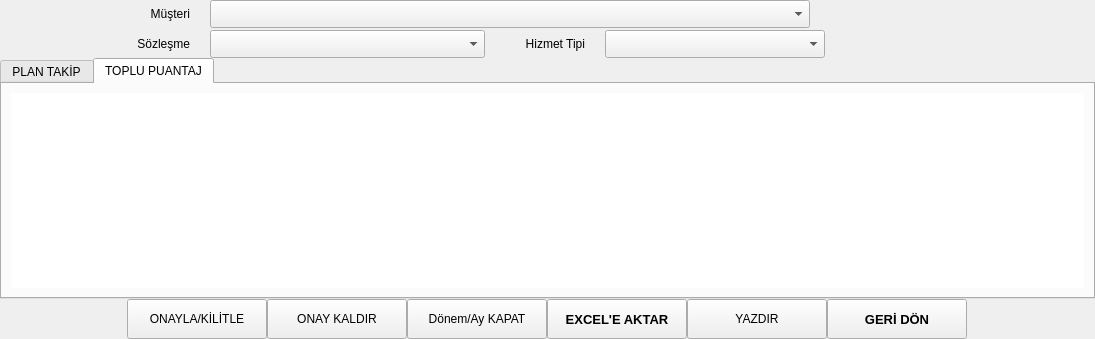
Before: the Qt Designer form ui/ui_files/attendance_window.ui in AyhanErcan70/SATTUP, drawn with Qt 5.
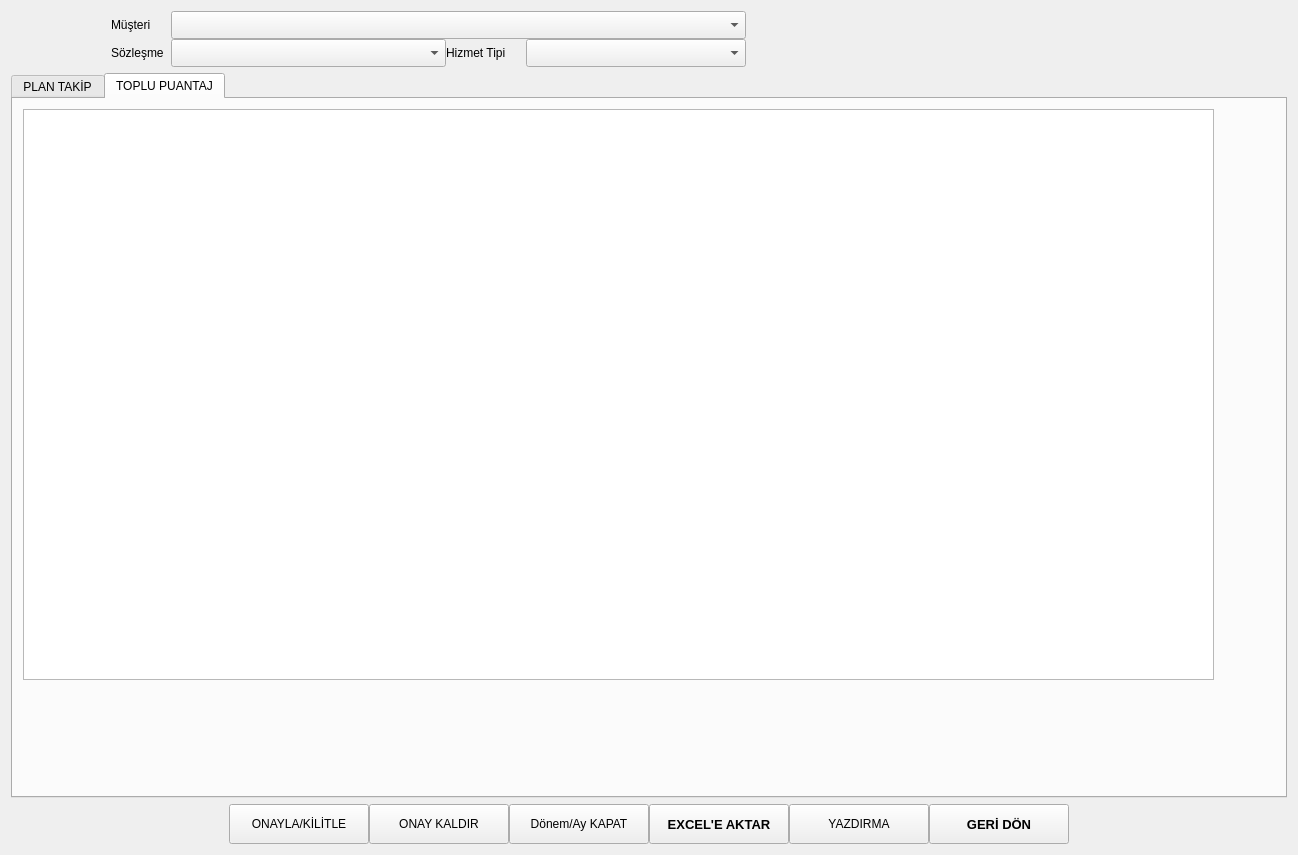
After: the same form once the commit is applied.

The edit to the form file:
```diff
--- a/ui/ui_files/attendance_window.ui
+++ b/ui/ui_files/attendance_window.ui
@@ -6,45 +6,25 @@
    <rect>
     <x>0</x>
     <y>0</y>
-    <width>1091</width>
-    <height>339</height>
+    <width>1298</width>
+    <height>855</height>
    </rect>
   </property>
   <property name="windowTitle">
    <string>Form</string>
   </property>
-  <layout class="QGridLayout" name="gridLayout_8">
-   <property name="leftMargin">
-    <number>0</number>
-   </property>
-   <property name="topMargin">
-    <number>0</number>
-   </property>
-   <property name="rightMargin">
-    <number>0</number>
-   </property>
-   <property name="bottomMargin">
-    <number>0</number>
-   </property>
-   <property name="spacing">
-    <number>0</number>
-   </property>
-   <item row="0" column="0">
-    <layout class="QGridLayout" name="gridLayout_7">
+  <layout class="QGridLayout" name="gridLayout_5">
      <item row="0" column="0">
       <widget class="QFrame" name="top_frame">
        <property name="frameShape">
-        <enum>QFrame::Shape::NoFrame</enum>
-       </property>
-       <property name="frameShadow">
-        <enum>QFrame::Shadow::Plain</enum>
+      <enum>QFrame::NoFrame</enum>
        </property>
        <property name="lineWidth">
         <number>1</number>
        </property>
        <layout class="QGridLayout" name="gridLayout_2">
         <property name="leftMargin">
-         <number>10</number>
+       <number>0</number>
         </property>
         <property name="topMargin">
          <number>0</number>
@@ -59,18 +39,79 @@
          <number>0</number>
         </property>
         <item row="0" column="0">
-         <layout class="QHBoxLayout" name="horizontalLayout" stretch="0,0,0">
-          <property name="spacing">
-           <number>20</number>
-          </property>
-          <item>
            <layout class="QGridLayout" name="gridLayout">
-            <property name="horizontalSpacing">
-             <number>20</number>
-            </property>
-            <property name="verticalSpacing">
-             <number>2</number>
-            </property>
+        <item row="1" column="0">
+         <widget class="QLabel" name="lbl_month">
+          <property name="sizePolicy">
+           <sizepolicy hsizetype="Fixed" vsizetype="Preferred">
+            <horstretch>0</horstretch>
+            <verstretch>0</verstretch>
+           </sizepolicy>
+          </property>
+          <property name="minimumSize">
+           <size>
+            <width>100</width>
+            <height>0</height>
+           </size>
+          </property>
+          <property name="font">
+           <font>
+            <family>Grenada</family>
+            <pointsize>12</pointsize>
+           </font>
+          </property>
+          <property name="text">
+           <string/>
+          </property>
+         </widget>
+        </item>
+        <item row="0" column="1">
+         <widget class="QLabel" name="lbl_musteri">
+          <property name="sizePolicy">
+           <sizepolicy hsizetype="Fixed" vsizetype="Preferred">
+            <horstretch>0</horstretch>
+            <verstretch>0</verstretch>
+           </sizepolicy>
+          </property>
+          <property name="minimumSize">
+           <size>
+            <width>60</width>
+            <height>28</height>
+           </size>
+          </property>
+          <property name="maximumSize">
+           <size>
+            <width>60</width>
+            <height>28</height>
+           </size>
+          </property>
+          <property name="text">
+           <string>Müşteri</string>
+          </property>
+         </widget>
+        </item>
+        <item row="1" column="2">
+         <widget class="QComboBox" name="cmb_sozlesme">
+          <property name="sizePolicy">
+           <sizepolicy hsizetype="Fixed" vsizetype="Fixed">
+            <horstretch>0</horstretch>
+            <verstretch>0</verstretch>
+           </sizepolicy>
+          </property>
+          <property name="minimumSize">
+           <size>
+            <width>275</width>
+            <height>28</height>
+           </size>
+          </property>
+          <property name="maximumSize">
+           <size>
+            <width>275</width>
+            <height>28</height>
+           </size>
+          </property>
+         </widget>
+        </item>
             <item row="1" column="1">
              <widget class="QLabel" name="lbl_sozlesme">
               <property name="sizePolicy">
@@ -94,35 +135,10 @@
               <property name="text">
                <string>Sözleşme</string>
               </property>
-              <property name="alignment">
-               <set>Qt::AlignmentFlag::AlignRight|Qt::AlignmentFlag::AlignTrailing|Qt::AlignmentFlag::AlignVCenter</set>
-              </property>
-             </widget>
-            </item>
-            <item row="1" column="2">
-             <widget class="QComboBox" name="cmb_sozlesme">
-              <property name="sizePolicy">
-               <sizepolicy hsizetype="Fixed" vsizetype="Fixed">
-                <horstretch>0</horstretch>
-                <verstretch>0</verstretch>
-               </sizepolicy>
-              </property>
-              <property name="minimumSize">
-               <size>
-                <width>275</width>
-                <height>28</height>
-               </size>
-              </property>
-              <property name="maximumSize">
-               <size>
-                <width>275</width>
-                <height>28</height>
-               </size>
-              </property>
-             </widget>
-            </item>
-            <item row="0" column="1">
-             <widget class="QLabel" name="lbl_musteri">
+         </widget>
+        </item>
+        <item row="0" column="0">
+         <widget class="QLabel" name="lbl_year">
               <property name="sizePolicy">
                <sizepolicy hsizetype="Fixed" vsizetype="Preferred">
                 <horstretch>0</horstretch>
@@ -142,10 +158,7 @@
                </size>
               </property>
               <property name="text">
-               <string>Müşteri</string>
-              </property>
-              <property name="alignment">
-               <set>Qt::AlignmentFlag::AlignRight|Qt::AlignmentFlag::AlignTrailing|Qt::AlignmentFlag::AlignVCenter</set>
+           <string/>
               </property>
              </widget>
             </item>
@@ -159,7 +172,7 @@
               </property>
               <property name="minimumSize">
                <size>
-                <width>600</width>
+            <width>200</width>
                 <height>28</height>
                </size>
               </property>
@@ -171,34 +184,6 @@
               </property>
              </widget>
             </item>
-            <item row="1" column="0">
-             <widget class="QLabel" name="lbl_month">
-              <property name="sizePolicy">
-               <sizepolicy hsizetype="Fixed" vsizetype="Preferred">
-                <horstretch>0</horstretch>
-                <verstretch>0</verstretch>
-               </sizepolicy>
-              </property>
-              <property name="minimumSize">
-               <size>
-                <width>100</width>
-                <height>0</height>
-               </size>
-              </property>
-              <property name="font">
-               <font>
-                <family>Grenada</family>
-                <pointsize>12</pointsize>
-               </font>
-              </property>
-              <property name="text">
-               <string/>
-              </property>
-              <property name="alignment">
-               <set>Qt::AlignmentFlag::AlignCenter</set>
-              </property>
-             </widget>
-            </item>
             <item row="1" column="3">
              <widget class="QLabel" name="lbl_hizmet">
               <property name="minimumSize">
@@ -216,77 +201,9 @@
               <property name="text">
                <string>Hizmet Tipi</string>
               </property>
-              <property name="alignment">
-               <set>Qt::AlignmentFlag::AlignRight|Qt::AlignmentFlag::AlignTrailing|Qt::AlignmentFlag::AlignVCenter</set>
-              </property>
-             </widget>
-            </item>
-            <item row="1" column="4">
-             <widget class="QComboBox" name="cmb_hizmet_turu">
-              <property name="sizePolicy">
-               <sizepolicy hsizetype="Fixed" vsizetype="Fixed">
-                <horstretch>0</horstretch>
-                <verstretch>0</verstretch>
-               </sizepolicy>
-              </property>
-              <property name="minimumSize">
-               <size>
-                <width>220</width>
-                <height>28</height>
-               </size>
-              </property>
-              <property name="maximumSize">
-               <size>
-                <width>220</width>
-                <height>28</height>
-               </size>
-              </property>
-             </widget>
-            </item>
-            <item row="0" column="0">
-             <widget class="QLabel" name="lbl_year">
-              <property name="sizePolicy">
-               <sizepolicy hsizetype="Fixed" vsizetype="Preferred">
-                <horstretch>0</horstretch>
-                <verstretch>0</verstretch>
-               </sizepolicy>
-              </property>
-              <property name="minimumSize">
-               <size>
-                <width>100</width>
-                <height>0</height>
-               </size>
-              </property>
-              <property name="font">
-               <font>
-                <family>Grenada</family>
-                <pointsize>12</pointsize>
-               </font>
-              </property>
-              <property name="text">
-               <string/>
-              </property>
-              <property name="alignment">
-               <set>Qt::AlignmentFlag::AlignCenter</set>
-              </property>
-             </widget>
-            </item>
-           </layout>
-          </item>
-          <item>
-           <spacer name="horizontalSpacer">
-            <property name="orientation">
-             <enum>Qt::Orientation::Horizontal</enum>
-            </property>
-            <property name="sizeHint" stdset="0">
-             <size>
-              <width>40</width>
-              <height>20</height>
-             </size>
-            </property>
-           </spacer>
-          </item>
-          <item>
+         </widget>
+        </item>
+        <item row="0" column="6">
            <widget class="QLabel" name="lbl_ozet">
             <property name="sizePolicy">
              <sizepolicy hsizetype="Fixed" vsizetype="Preferred">
@@ -301,10 +218,7 @@
              </size>
             </property>
             <property name="frameShape">
-             <enum>QFrame::Shape::NoFrame</enum>
-            </property>
-            <property name="frameShadow">
-             <enum>QFrame::Shadow::Plain</enum>
+           <enum>QFrame::NoFrame</enum>
             </property>
             <property name="lineWidth">
              <number>2</number>
@@ -312,11 +226,43 @@
             <property name="text">
              <string/>
             </property>
-            <property name="alignment">
-             <set>Qt::AlignmentFlag::AlignLeading|Qt::AlignmentFlag::AlignLeft|Qt::AlignmentFlag::AlignVCenter</set>
-            </property>
-           </widget>
-          </item>
+         </widget>
+        </item>
+        <item row="1" column="4">
+         <widget class="QComboBox" name="cmb_hizmet_turu">
+          <property name="sizePolicy">
+           <sizepolicy hsizetype="Fixed" vsizetype="Fixed">
+            <horstretch>0</horstretch>
+            <verstretch>0</verstretch>
+           </sizepolicy>
+          </property>
+          <property name="minimumSize">
+           <size>
+            <width>220</width>
+            <height>28</height>
+           </size>
+          </property>
+          <property name="maximumSize">
+           <size>
+            <width>220</width>
+            <height>28</height>
+           </size>
+          </property>
+         </widget>
+        </item>
+        <item row="1" column="5">
+         <spacer name="horizontalSpacer_3">
+          <property name="orientation">
+           <enum>Qt::Horizontal</enum>
+          </property>
+          <property name="sizeHint" stdset="0">
+           <size>
+            <width>40</width>
+            <height>20</height>
+           </size>
+          </property>
+         </spacer>
+        </item>
          </layout>
         </item>
        </layout>
@@ -325,15 +271,12 @@
      <item row="1" column="0">
       <widget class="QFrame" name="middle_n_frame">
        <property name="frameShape">
-        <enum>QFrame::Shape::NoFrame</enum>
-       </property>
-       <property name="frameShadow">
-        <enum>QFrame::Shadow::Plain</enum>
+      <enum>QFrame::NoFrame</enum>
        </property>
        <property name="lineWidth">
-        <number>2</number>
-       </property>
-       <layout class="QGridLayout" name="gridLayout_6">
+      <number>1</number>
+     </property>
+     <layout class="QGridLayout" name="gridLayout_3">
         <property name="leftMargin">
          <number>0</number>
         </property>
@@ -355,7 +298,7 @@
            <number>1</number>
           </property>
           <property name="elideMode">
-           <enum>Qt::TextElideMode::ElideNone</enum>
+         <enum>Qt::ElideLeft</enum>
           </property>
           <widget class="QWidget" name="tab_plan">
            <attribute name="title">
@@ -378,11 +321,26 @@
            <attribute name="title">
             <string>TOPLU PUANTAJ</string>
            </attribute>
-           <layout class="QGridLayout" name="gridLayout_5">
-            <item row="0" column="0">
              <widget class="QTableWidget" name="tbl_toplu_puantaj">
+          <property name="geometry">
+           <rect>
+            <x>10</x>
+            <y>10</y>
+            <width>1191</width>
+            <height>571</height>
+           </rect>
+          </property>
+          <property name="maximumSize">
+           <size>
+            <width>1191</width>
+            <height>571</height>
+           </size>
+          </property>
               <property name="frameShape">
-               <enum>QFrame::Shape::NoFrame</enum>
+           <enum>QFrame::StyledPanel</enum>
+          </property>
+          <property name="frameShadow">
+           <enum>QFrame::Sunken</enum>
               </property>
               <property name="lineWidth">
                <number>0</number>
@@ -393,9 +351,10 @@
               <attribute name="verticalHeaderDefaultSectionSize">
                <number>20</number>
               </attribute>
-             </widget>
-            </item>
-           </layout>
+          <attribute name="verticalHeaderMinimumSectionSize">
+           <number>20</number>
+          </attribute>
+         </widget>
           </widget>
          </widget>
         </item>
@@ -405,10 +364,7 @@
      <item row="2" column="0">
       <widget class="QFrame" name="bottom_frame">
        <property name="frameShape">
-        <enum>QFrame::Shape::NoFrame</enum>
-       </property>
-       <property name="frameShadow">
-        <enum>QFrame::Shadow::Plain</enum>
+      <enum>QFrame::NoFrame</enum>
        </property>
        <property name="lineWidth">
         <number>1</number>
@@ -429,69 +385,7 @@
         <property name="spacing">
          <number>0</number>
         </property>
-        <item row="0" column="0">
-         <layout class="QGridLayout" name="gridLayout_3">
-          <property name="verticalSpacing">
-           <number>0</number>
-          </property>
           <item row="0" column="2">
-           <widget class="QPushButton" name="btn_ay_kapat">
-            <property name="minimumSize">
-             <size>
-              <width>140</width>
-              <height>40</height>
-             </size>
-            </property>
-            <property name="maximumSize">
-             <size>
-              <width>140</width>
-              <height>40</height>
-             </size>
-            </property>
-            <property name="text">
-             <string>Dönem/Ay KAPAT</string>
-            </property>
-           </widget>
-          </item>
-          <item row="0" column="0">
-           <widget class="QPushButton" name="btn_onayla_kilitle">
-            <property name="minimumSize">
-             <size>
-              <width>140</width>
-              <height>40</height>
-             </size>
-            </property>
-            <property name="maximumSize">
-             <size>
-              <width>140</width>
-              <height>40</height>
-             </size>
-            </property>
-            <property name="text">
-             <string>ONAYLA/KİLİTLE</string>
-            </property>
-           </widget>
-          </item>
-          <item row="0" column="4">
-           <widget class="QPushButton" name="btn_yazdir">
-            <property name="minimumSize">
-             <size>
-              <width>140</width>
-              <height>40</height>
-             </size>
-            </property>
-            <property name="maximumSize">
-             <size>
-              <width>140</width>
-              <height>40</height>
-             </size>
-            </property>
-            <property name="text">
-             <string>YAZDIR</string>
-            </property>
-           </widget>
-          </item>
-          <item row="0" column="1">
            <widget class="QPushButton" name="btn_onay_kaldir">
             <property name="minimumSize">
              <size>
@@ -510,7 +404,72 @@
             </property>
            </widget>
           </item>
+      <item row="0" column="1">
+       <widget class="QPushButton" name="btn_onayla_kilitle">
+        <property name="minimumSize">
+         <size>
+          <width>140</width>
+          <height>40</height>
+         </size>
+        </property>
+        <property name="maximumSize">
+         <size>
+          <width>140</width>
+          <height>40</height>
+         </size>
+        </property>
+        <property name="text">
+         <string>ONAYLA/KİLİTLE</string>
+        </property>
+       </widget>
+      </item>
           <item row="0" column="3">
+       <widget class="QPushButton" name="btn_ay_kapat">
+        <property name="minimumSize">
+         <size>
+          <width>140</width>
+          <height>40</height>
+         </size>
+        </property>
+        <property name="maximumSize">
+         <size>
+          <width>140</width>
+          <height>40</height>
+         </size>
+        </property>
+        <property name="text">
+         <string>Dönem/Ay KAPAT</string>
+        </property>
+       </widget>
+      </item>
+      <item row="0" column="6">
+       <widget class="QPushButton" name="btn_geri_don">
+        <property name="minimumSize">
+         <size>
+          <width>140</width>
+          <height>40</height>
+         </size>
+        </property>
+        <property name="maximumSize">
+         <size>
+          <width>140</width>
+          <height>40</height>
+         </size>
+        </property>
+        <property name="font">
+         <font>
+          <family>Segoe UI</family>
+          <pointsize>10</pointsize>
+          <weight>75</weight>
+          <bold>true</bold>
+         </font>
+        </property>
+        <property name="text">
+         <string>GERİ DÖN</string>
+        </property>
+       </widget>
+      </item>
+      <item row="0" column="4">
            <widget class="QPushButton" name="btn_excele_aktar">
             <property name="minimumSize">
              <size>
@@ -528,6 +487,7 @@
              <font>
               <family>Segoe UI</family>
               <pointsize>10</pointsize>
+          <weight>75</weight>
               <bold>true</bold>
              </font>
             </property>
@@ -537,7 +497,7 @@
            </widget>
           </item>
           <item row="0" column="5">
-           <widget class="QPushButton" name="btn_geri_don">
+       <widget class="QPushButton" name="btn_yazdir">
             <property name="minimumSize">
              <size>
               <width>140</width>
@@ -550,24 +510,39 @@
               <height>40</height>
              </size>
             </property>
-            <property name="font">
-             <font>
-              <family>Segoe UI</family>
-              <pointsize>10</pointsize>
-              <bold>true</bold>
-             </font>
-            </property>
             <property name="text">
-             <string>GERİ DÖN</string>
+         <string>YAZDIRMA</string>
             </property>
            </widget>
           </item>
-         </layout>
-        </item>
-       </layout>
-      </widget>
-     </item>
-    </layout>
+      <item row="0" column="0">
+       <spacer name="horizontalSpacer">
+        <property name="orientation">
+         <enum>Qt::Horizontal</enum>
+        </property>
+        <property name="sizeHint" stdset="0">
+         <size>
+          <width>40</width>
+          <height>20</height>
+         </size>
+        </property>
+       </spacer>
+      </item>
+      <item row="0" column="7">
+       <spacer name="horizontalSpacer_2">
+        <property name="orientation">
+         <enum>Qt::Horizontal</enum>
+        </property>
+        <property name="sizeHint" stdset="0">
+         <size>
+          <width>40</width>
+          <height>20</height>
+         </size>
+        </property>
+       </spacer>
+      </item>
+     </layout>
+    </widget>
    </item>
   </layout>
  </widget>
```
Left out of the diff: 31 changed lines with no effect on the pictures. Lines whose indentation alone changed are shown as unchanged.
